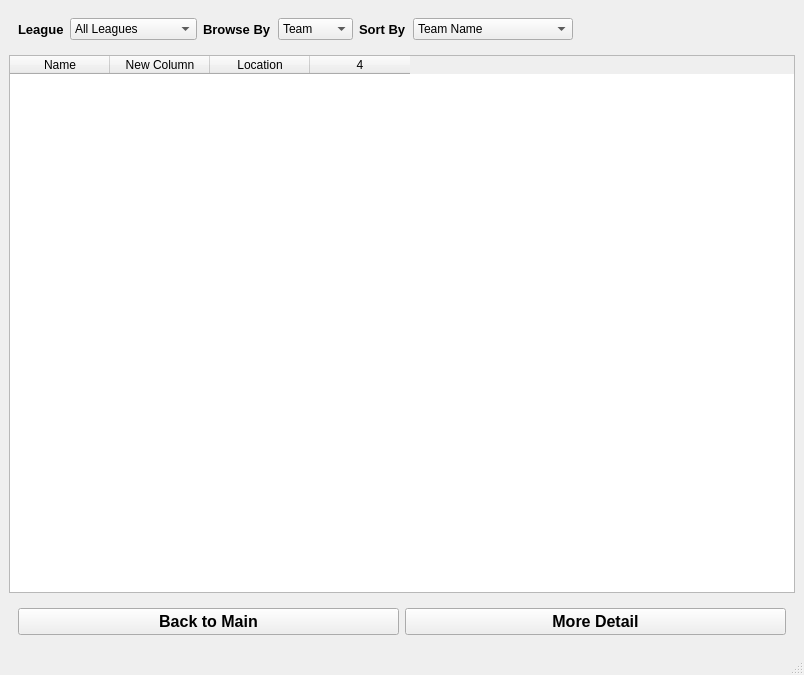
Before: the Qt Designer form browse_window/browse_window.ui in Akil0814/CS_1D_BaseBall, drawn with Qt 5.
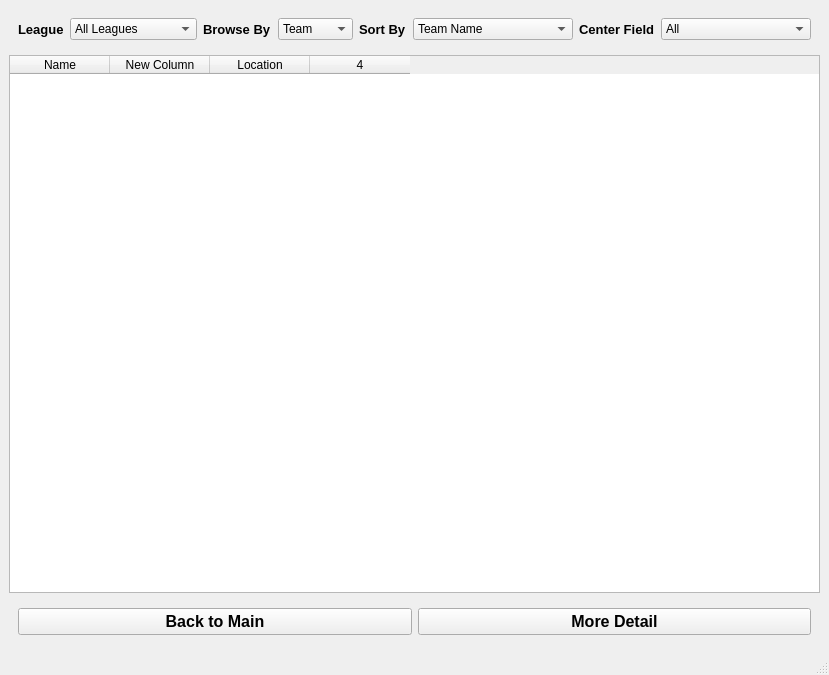
After: the same form once the commit is applied.

```diff
--- a/browse_window/browse_window.ui
+++ b/browse_window/browse_window.ui
@@ -143,6 +143,38 @@
          </item>
         </widget>
        </item>
+       <item>
+        <widget class="QLabel" name="lblCenterFieldFilter">
+         <property name="font">
+          <font>
+           <pointsize>10</pointsize>
+           <bold>true</bold>
+          </font>
+         </property>
+         <property name="text">
+          <string>Center Field</string>
+         </property>
+        </widget>
+       </item>
+       <item>
+        <widget class="QComboBox" name="cmbCenterFieldFilter">
+         <item>
+          <property name="text">
+           <string>All</string>
+          </property>
+         </item>
+         <item>
+          <property name="text">
+           <string>Only Max Center Field</string>
+          </property>
+         </item>
+         <item>
+          <property name="text">
+           <string>Only Min Center Field</string>
+          </property>
+         </item>
+        </widget>
+       </item>
       </layout>
      </widget>
     </item>
```
